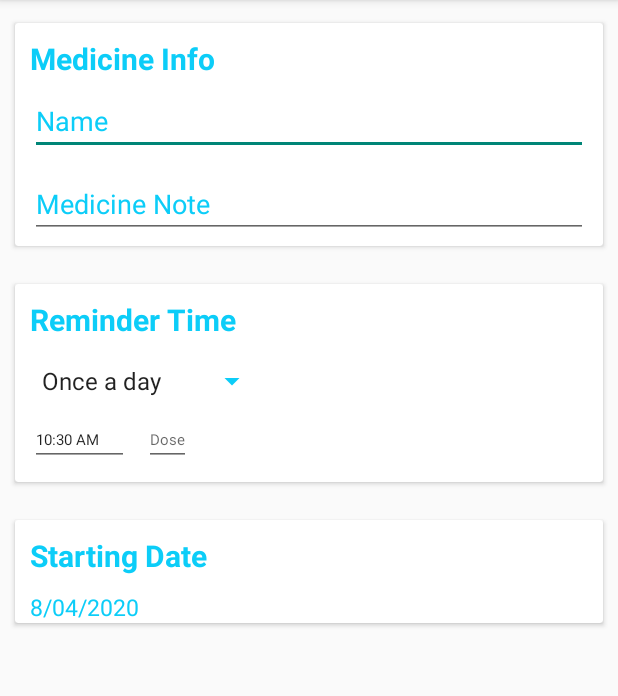
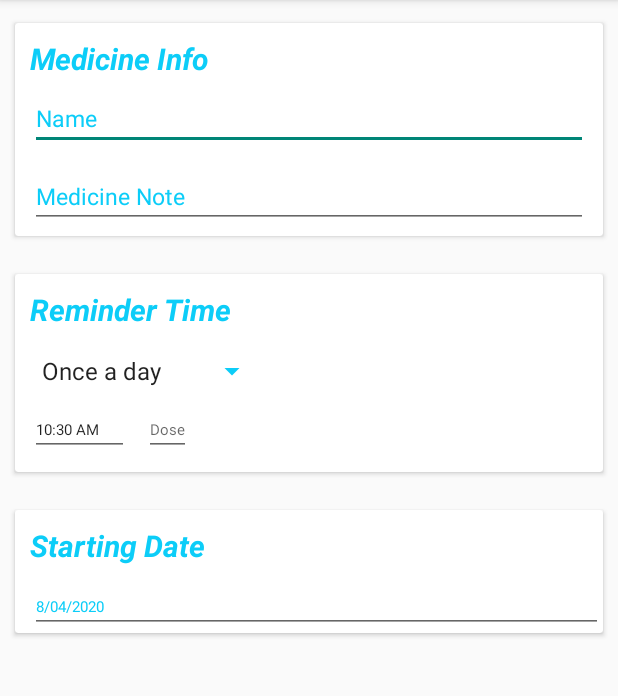
Before and after one commit to maiajam/MedcineAlram, an Android app: the AddMedcine screen opened directly, with no data from a screen before it, on a phone screen of 412 x 824 dp, the part 84-780 px from its top. Run offline under Robolectric (Android 15) with nearby library versions, the phone set to English and light mode, and no system bars.

Commit message:
bugs fixing

```diff
--- a/app/src/main/java/com/example/maiajam/medcinealram/ui/AddMedcine.java
+++ b/app/src/main/java/com/example/maiajam/medcinealram/ui/AddMedcine.java
@@ -64,7 +64,7 @@ public class AddMedcine extends AppCompatActivity implements TimeDoseDialge.Alar
     Spinner Sp_DayTime;
     int NoTime = 1, Dose;
     EditText FirstAlarma;
-    TextView startDate;
+    EditText startDate;
     EditText SecondAlarm;
     EditText ThirdAlarm;
     EditText MedMember;
@@ -219,30 +219,28 @@ public class AddMedcine extends AppCompatActivity implements TimeDoseDialge.Alar
             }
         });
 
-      /*  startDate.setOnTouchListener(new View.OnTouchListener() {
+       startDate.setOnTouchListener(new View.OnTouchListener() {
             @Override
             public boolean onTouch(View v, MotionEvent event) {
-                new DatePickerDialog(getParent(), startFrom, c.get(Calendar.YEAR), c.get(Calendar.MONTH), c.get(Calendar.DAY_OF_MONTH));
+                new DatePickerDialog(AddMedcine.this, startFrom, c.get(Calendar.YEAR), c.get(Calendar.MONTH), c.get(Calendar.DAY_OF_MONTH)).show();
                 return true;
             }
-        });*/
-        startDate.setOnClickListener(new View.OnClickListener() {
+        });
+     /*  startDate.setOnClickListener(new View.OnClickListener() {
             @Override
             public void onClick(View v) {
-         //
+                new DatePickerDialog(AddMedcine.this, startFrom, c.get(Calendar.YEAR), c.get(Calendar.MONTH), c.get(Calendar.DAY_OF_MONTH)).show();
             }
         });
-
+*/
 
         Imdrop = (ImageButton) findViewById(R.id.dropDown);
-
 
         Imdrop.setOnClickListener(new View.OnClickListener() {
             @Override
             public void onClick(View v) {
 
                 if (clicked) {
-
                     clicked = false;
                     Imdrop.setImageResource(R.drawable.ic_dropdown);
                     days.setVisibility(View.GONE);
@@ -270,7 +268,6 @@ public class AddMedcine extends AppCompatActivity implements TimeDoseDialge.Alar
                 if (item.equals(getString(R.string.oneTime))) {
                     NoTime = 1;
                     alarmsVisibility(Once_Aday);
-
                 } else if (item.equals(getString(R.string.twice))) {
                     NoTime = 2;
                     alarmsVisibility(Twice_Aday);
@@ -374,7 +371,7 @@ public class AddMedcine extends AppCompatActivity implements TimeDoseDialge.Alar
         ch_specificDay = (RadioButton) findViewById(R.id.ch_daysWeek);
         days = (RadioGroup) findViewById(R.id.Days);
 
-        startDate = (TextView) findViewById(R.id.startPiker_Time);
+        startDate = (EditText) findViewById(R.id.startPiker_Time);
 
         Med_SDose = (EditText) findViewById(R.id.ed_SecondDose);
         Med_FDose = (EditText) findViewById(R.id.ed_Dose);
@@ -559,8 +556,8 @@ public class AddMedcine extends AppCompatActivity implements TimeDoseDialge.Alar
             cEverDay.set(Calendar.YEAR, c_startDate.get(Calendar.YEAR));
             cEverDay.set(Calendar.MONTH, c_startDate.get(Calendar.MONTH));
             cEverDay.set(Calendar.DAY_OF_MONTH, c_startDate.get(Calendar.DAY_OF_MONTH));
-            cEverDay.set(Calendar.HOUR, c_startDate.get(Calendar.HOUR));
-            cEverDay.set(Calendar.MINUTE, c_startDate.get(Calendar.MINUTE));
+            cEverDay.set(Calendar.HOUR, c_firstAlarm.get(Calendar.HOUR));
+            cEverDay.set(Calendar.MINUTE, c_firstAlarm.get(Calendar.MINUTE));
 
             setRepeatedAlarm(cEverDay, noTime);
         } else if (sunCheck) {
--- a/app/src/main/res/layout/activity_add_medcine.xml
+++ b/app/src/main/res/layout/activity_add_medcine.xml
@@ -35,7 +35,7 @@
                     android:text="@string/label_medcineInfo"
                     android:textSize="20sp"
                     android:textColor="@color/colorAccent"
-                    android:textStyle="bold" />
+                    android:textStyle="bold|italic" />
 
                 <EditText
                     android:id="@+id/ed_medName"
@@ -45,6 +45,7 @@
                     android:layout_marginTop="5dp"
                     android:layout_marginRight="10dp"
                     android:hint="@string/MedcineName"
+                    android:textSize="15sp"
                     android:textColor="@color/colorAccent"
                     android:textColorHint="@color/colorAccent"/>
 
@@ -56,6 +57,7 @@
                     android:layout_marginTop="10dp"
                     android:layout_marginRight="10dp"
                     android:layout_marginBottom="5dp"
+                    android:textSize="15sp"
                     android:textColor="@color/colorAccent"
                     android:textColorHint="@color/colorAccent"
                     android:hint="@string/MedcineNote" />
@@ -86,7 +88,7 @@
                     android:textColor="@color/colorAccent"
                     android:textColorHint="@color/colorAccent"
                     android:textSize="20sp"
-                    android:textStyle="bold" />
+                    android:textStyle="bold|italic" />
 
 
                 <Spinner
@@ -209,7 +211,7 @@
                     android:textColorHint="@color/colorAccent"
                     android:layout_marginLeft="10dp"
                     android:layout_marginTop="10dp"
-                    android:textStyle="bold" />
+                    android:textStyle="bold|italic" />
 
 
                 <LinearLayout
@@ -219,7 +221,7 @@
                     android:layout_marginTop="10dp"
                     android:orientation="horizontal">
 
-                    <TextView
+                    <EditText
                         android:id="@+id/startPiker_Time"
                         android:layout_width="match_parent"
                         android:layout_height="wrap_content"
@@ -227,7 +229,7 @@
                         android:textColor="@color/colorAccent"
                         android:textColorHint="@color/colorAccent"
                         android:clickable="true"
-                        android:textSize="15sp" />
+                        android:textSize="10sp" />
 
                     <ImageButton
                         android:id="@+id/dropDown"
--- a/app/src/main/res/values/strings.xml
+++ b/app/src/main/res/values/strings.xml
@@ -164,9 +164,9 @@
     <string name="action_delete">delete</string>
     <string name="action_edit">edit</string>
     <string name="doneUpdate">your Medicine Updated succesfully</string>
-    <string name="oneTime">once a day</string>
-    <string name="twice">twice a day</string>
-    <string name="three">three times a days</string>
+    <string name="oneTime">Once a day</string>
+    <string name="twice">Twice a day</string>
+    <string name="three">3 times a day</string>
     <string name="Toast_delete">The Medicine has been deleted successfully</string>
     <string name="label_medcineInfo">Medicine Info</string>
     <string name="label_medcineDose">Dose</string>
```
Also changed, not shown: app/src/main/AndroidManifest.xml (+15 -10 lines), app/src/main/java/com/example/maiajam/medcinealram/util/prefrenceSetting.java (+22 -21 lines).
